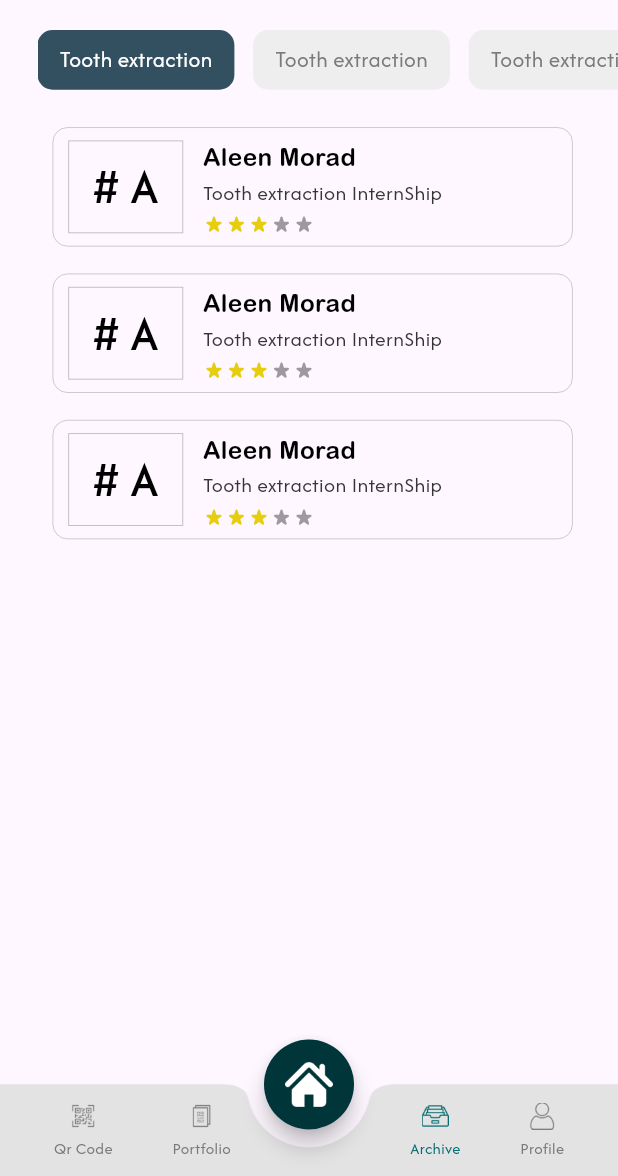
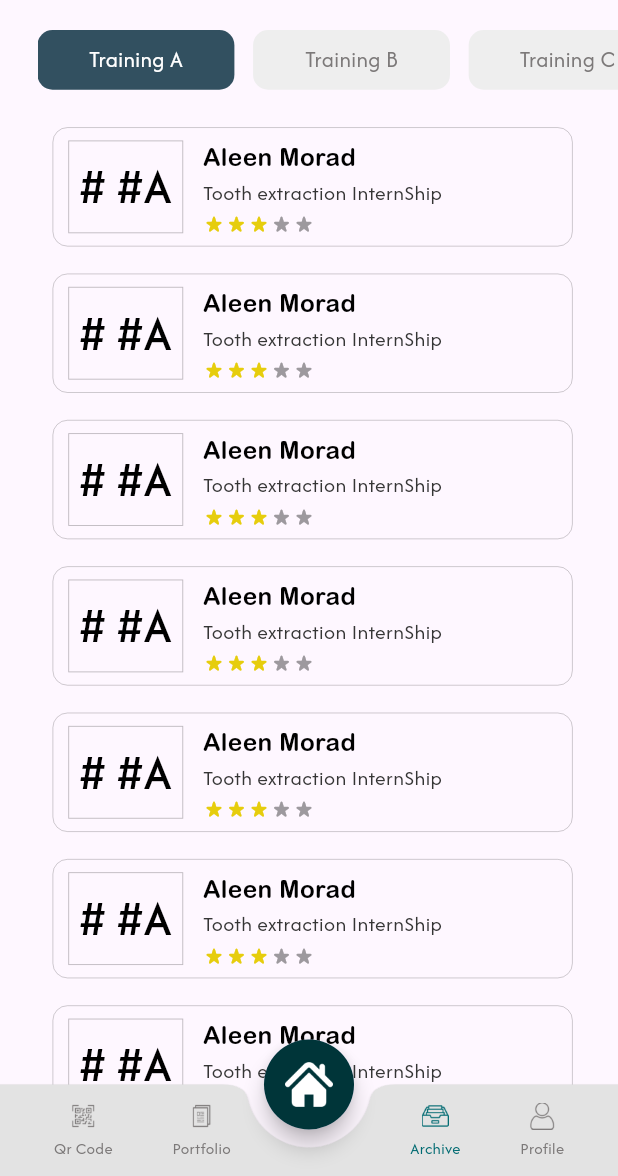
Before and after one commit to Farojeh/DenTech-Smile, a Flutter app: the screen it shows after launch, item 3 of the bottom bar chosen, on a phone screen of 412 x 824 dp, the part 60-1236 px from its top. Run offline on Flutter 3.47's test engine with Material 3 defaults, Android fonts, the light colour scheme and no system bars; drawn by our look-alikes of flutter_rating_bar; our stand-ins replace awesome_snackbar_content, bloc, device_preview, dio, flutter_bloc, get_it and 4 more.

Commit message:
Archive Page logics

```diff
--- a/lib/student/archive/controller/cubit/archive_cubit.dart
+++ b/lib/student/archive/controller/cubit/archive_cubit.dart
@@ -1,16 +1,88 @@
 import 'package:bloc/bloc.dart';
 import 'package:dentech_smile/student/archive/model/achive.dart';
+import 'package:dentech_smile/student/archive/model/internship.dart';
 import 'package:meta/meta.dart';
 
 part 'archive_state.dart';
 
 class ArchiveCubit extends Cubit<ArchiveState> {
-  ArchiveCubit() : super(ArchiveInitial()){
+  ArchiveCubit() : super(ArchiveInitial()) {
     initialArchive();
   }
-  void initialArchive(){
-    // List<Archive> archiveList = [
-    //   Archive(tag: "#A", patient: "Aleen Morad ", internship: "Tooth extraction InternShip", rate: 3)
-    // ];
+  void initialArchive() {
+    List<Archive> archiveList = [
+      Archive(
+          tag: "#A",
+          patient: "Aleen Morad ",
+          internship: "Tooth extraction InternShip",
+          rate: 3),
+      Archive(
+          tag: "#A",
+          patient: "Aleen Morad ",
+          internship: "Tooth extraction InternShip",
+          rate: 3),
+      Archive(
+          tag: "#A",
+          patient: "Aleen Morad ",
+          internship: "Tooth extraction InternShip",
+          rate: 3),
+      Archive(
+          tag: "#A",
+          patient: "Aleen Morad ",
+          internship: "Tooth extraction InternShip",
+          rate: 3),
+      Archive(
+          tag: "#A",
+          patient: "Aleen Morad ",
+          internship: "Tooth extraction InternShip",
+          rate: 3),
+      Archive(
+          tag: "#A",
+          patient: "Aleen Morad ",
+          internship: "Tooth extraction InternShip",
+          rate: 3),
+      Archive(
+          tag: "#A",
+          patient: "Aleen Morad ",
+          internship: "Tooth extraction InternShip",
+          rate: 3),
+      Archive(
+          tag: "#A",
+          patient: "Aleen Morad ",
+          internship: "Tooth extraction InternShip",
+          rate: 3)
+    ];
+
+    List<Internship> internships = [
+      Internship(
+        id: 'i1',
+        name: 'Training A',
+        archives: archiveList,
+      ),
+      Internship(
+        id: 'i2',
+        name: 'Training B',
+        archives: [],
+      ),
+      Internship(
+        id: 'i3',
+        name: 'Training C',
+        archives: archiveList,
+      ),
+    ];
+
+    List<Archive> selectArchive = internships[0].archives;
+
+    emit(ArchiveSuccess(
+        allinternships: internships, allarchives: selectArchive, select: 0));
+  }
+
+  void changeselect(int index) {
+    final currentintership = (state as ArchiveSuccess).allinternships;
+    List<Archive> selectArchive = currentintership[index].archives;
+    emit(ArchiveSuccess(
+        allarchives: selectArchive,
+        select: index,
+        allinternships: currentintership));
   }
 }
--- a/lib/student/archive/controller/cubit/archive_state.dart
+++ b/lib/student/archive/controller/cubit/archive_state.dart
@@ -5,7 +5,9 @@ sealed class ArchiveState {}
 
 final class ArchiveInitial extends ArchiveState {}
 final class ArchiveSuccess extends ArchiveState {
-  final List<Archive> archiveList ;
+  final List<Internship> allinternships ;
+  final List<Archive> allarchives ;
+  final int select ;
 
-  ArchiveSuccess({required this.archiveList});
+  ArchiveSuccess({required this.allarchives,required this.select, required this.allinternships});
 }
--- /dev/null
+++ b/lib/student/archive/model/internship.dart
@@ -0,0 +1,13 @@
+import 'package:dentech_smile/student/archive/model/achive.dart';
+
+class Internship {
+  final String id;
+  final String name;
+  final List<Archive> archives; // قائمة الأرشيفات المرتبطة
+
+  Internship({
+    required this.id,
+    required this.name,
+    required this.archives,
+  });
+}
--- a/lib/student/archive/view/archive_page.dart
+++ b/lib/student/archive/view/archive_page.dart
@@ -1,25 +1,36 @@
+import 'package:dentech_smile/student/archive/controller/cubit/archive_cubit.dart';
 import 'package:dentech_smile/student/archive/view/widget/archive_internship.dart';
 import 'package:dentech_smile/student/archive/view/widget/archive_list.dart';
 import 'package:dentech_smile/student/archive/view/widget/archive_top.dart';
 import 'package:flutter/material.dart';
+import 'package:flutter_bloc/flutter_bloc.dart';
 
 class ArchivePage extends StatelessWidget {
   const ArchivePage({super.key});
 
   @override
   Widget build(BuildContext context) {
-    return Scaffold(
-        body: SingleChildScrollView(
-      child: Container(
+    return BlocProvider<ArchiveCubit>(
+      create: (context) => ArchiveCubit(),
+      child: Scaffold(
+          body: Container(
         height: MediaQuery.of(context).size.height,
         width: MediaQuery.of(context).size.width,
-        padding: EdgeInsets.only(
-            top: MediaQuery.of(context).padding.top + 10, left: 20),
-        child: const Column(
-          mainAxisAlignment: MainAxisAlignment.start,
-          children: [ArchiveTop(), ArchiveInternship(), ArchiveList()],
+        padding: const EdgeInsets.only(left: 20),
+        child: SingleChildScrollView(
+          child: Column(
+            mainAxisAlignment: MainAxisAlignment.start,
+            children: [
+              SizedBox(
+                height: MediaQuery.of(context).padding.top + 10,
+              ),
+              const ArchiveTop(),
+              const ArchiveInternship(),
+              const ArchiveList()
+            ],
+          ),
         ),
-      ),
-    ));
+      )),
+    );
   }
 }
--- a/lib/student/archive/view/widget/archive_internship.dart
+++ b/lib/student/archive/view/widget/archive_internship.dart
@@ -1,5 +1,7 @@
 import 'package:dentech_smile/core/utils/static.dart';
+import 'package:dentech_smile/student/archive/controller/cubit/archive_cubit.dart';
 import 'package:flutter/material.dart';
+import 'package:flutter_bloc/flutter_bloc.dart';
 
 class ArchiveInternship extends StatelessWidget {
   const ArchiveInternship({super.key});
@@ -10,33 +12,45 @@ class ArchiveInternship extends StatelessWidget {
       margin: const EdgeInsets.only(top: 20, left: 5),
       height: Static.gethieght(context, 45),
       width: MediaQuery.of(context).size.width,
-      child: ListView.builder(
+      child: BlocBuilder<ArchiveCubit, ArchiveState>(
+        builder: (context, state) {
+          final cubit = context.read<ArchiveCubit>();
+          if (state is ArchiveSuccess) {
+            return ListView.builder(
                 scrollDirection: Axis.horizontal,
-          itemCount: 5,
+                itemCount: state.allinternships.length,
                 itemBuilder: (context, index) => InkWell(
                       overlayColor:
                           MaterialStatePropertyAll(Colors.white.withOpacity(0)),
-                // onTap: () => cubit.selectday(index),
+                      onTap: () => cubit.changeselect(index),
                       child: Container(
                         height: Static.gethieght(context, 45),
                         width: Static.getwieght(context, 137),
-                  margin: EdgeInsets.only(right: Static.getwieght(context, 13)),
+                        margin: EdgeInsets.only(
+                            right: Static.getwieght(context, 13)),
                         decoration: BoxDecoration(
-                      color: index == 0
+                            color:state.select==index
                                 ? const Color(0xff325060)
                                 : const Color(0xffEEEEEE),
                             borderRadius: BorderRadius.circular(10)),
                         alignment: Alignment.center,
                         child: Text(
-                    "Tooth extraction",
+                          state.allinternships[index].name,
                           style: TextStyle(
                               fontFamily: Static.afacadfont,
                               fontWeight: FontWeight.w400,
                               fontSize: Static.getwieght(context, 16),
-                        color: index == 0 ? Colors.white : Static.lightcolor2),
+                              color: state.select==index
+                                  ? Colors.white
+                                  : Static.lightcolor2),
                         ),
                       ),
-              )),
+                    ));
+          } else {
+            return Text("Somthing error");
+          }
+        },
+      ),
     );
   }
 }
--- a/lib/student/archive/view/widget/archive_list.dart
+++ b/lib/student/archive/view/widget/archive_list.dart
@@ -1,46 +1,28 @@
 import 'package:dentech_smile/core/utils/static.dart';
-import 'package:dentech_smile/student/archive/model/achive.dart';
+import 'package:dentech_smile/student/archive/controller/cubit/archive_cubit.dart';
 import 'package:flutter/material.dart';
+import 'package:flutter_bloc/flutter_bloc.dart';
 import 'package:flutter_rating_bar/flutter_rating_bar.dart';
 
-class ArchiveList extends StatefulWidget {
+class ArchiveList extends StatelessWidget {
   const ArchiveList({super.key});
 
-  @override
-  State<ArchiveList> createState() => _ArchiveListState();
-}
-
-class _ArchiveListState extends State<ArchiveList> {
-  List<Archive> archives = [
-    Archive(
-        tag: "A",
-        patient: "Aleen Morad ",
-        internship: "Tooth extraction InternShip",
-        rate: 3),
-    Archive(
-        tag: "A",
-        patient: "Aleen Morad ",
-        internship: "Tooth extraction InternShip",
-        rate: 3),
-    Archive(
-        tag: "A",
-        patient: "Aleen Morad ",
-        internship: "Tooth extraction InternShip",
-        rate: 3),
-  ];
   @override
   Widget build(BuildContext context) {
     return Padding(
       padding: const EdgeInsets.only(top: 25, left: 15),
-      child: SizedBox(
+      child: BlocBuilder<ArchiveCubit, ArchiveState>(
+        builder: (context, state) {
+          if (state is ArchiveSuccess) {
+            return SizedBox(
               width: MediaQuery.of(context).size.width,
               child: Column(
                   mainAxisAlignment: MainAxisAlignment.center,
                   crossAxisAlignment: CrossAxisAlignment.start,
-            children: archives
+                  children:state.allarchives.isNotEmpty? state.allarchives
                       .map((e) => InkWell(
-                      overlayColor:
-                          MaterialStatePropertyAll(Colors.white.withOpacity(0)),
+                            overlayColor: MaterialStatePropertyAll(
+                                Colors.white.withOpacity(0)),
                             // onTap: () => GoRouter.of(context)
                             //     .push(AppRouter.statePage, extra: {
                             //   "name": e.internship,
@@ -83,13 +65,16 @@ class _ArchiveListState extends State<ArchiveList> {
                                       left: 13, bottom: 2, top: 2),
                                   child: Column(
                                     mainAxisAlignment: MainAxisAlignment.center,
-                              crossAxisAlignment: CrossAxisAlignment.start,
+                                    crossAxisAlignment:
+                                        CrossAxisAlignment.start,
                                     children: [
                                       Text(
                                         e.patient,
                                         style: TextStyle(
-                                      fontFamily: Static.arialRoundedMTfont,
-                                      fontSize: Static.getwieght(context, 17),
+                                            fontFamily:
+                                                Static.arialRoundedMTfont,
+                                            fontSize:
+                                                Static.getwieght(context, 17),
                                             color: Colors.black),
                                       ),
                                       const SizedBox(
@@ -101,7 +86,8 @@ class _ArchiveListState extends State<ArchiveList> {
                                             fontFamily: Static.afacadfont,
                                             fontWeight: FontWeight.w400,
                                             color: Static.lightcolor,
-                                      fontSize: Static.getwieght(context, 15)),
+                                            fontSize:
+                                                Static.getwieght(context, 15)),
                                       ),
                                       const SizedBox(
                                         height: 2.5,
@@ -125,7 +111,33 @@ class _ArchiveListState extends State<ArchiveList> {
                               ]),
                             ),
                           ))
-                .toList()),
+                      .toList():[
+                        Container(
+                          margin: EdgeInsets.only(left: Static.getwieght(context, 30), right: 80 , top: 70),
+                          alignment: Alignment.center,
+                          child: Image.asset("assets/images/File searching-rafiki.png",
+                          height: 250,
+                          width: 250,
+                          fit: BoxFit.contain,
+                          ),
+                        ),
+                        Container(
+                          margin: EdgeInsets.only( left: Static.getwieght(context, 50) ),
+                          child: Text("No Emergencies In This Internship" ,
+                          textAlign: TextAlign.center,
+                           style: TextStyle(
+                            fontFamily: Static.afacadfont,
+                            fontWeight: FontWeight.w400,
+                            fontSize: Static.getwieght(context, 18),
+                            color:const Color(0xff325060)
+                          ),),
+                        )
+                      ]),
+            );
+          } else {
+            return Container();
+          }
+        },
       ),
     );
   }
```
Also changed, not shown: assets/images/File searching-rafiki.png (added). Lines whose indentation alone changed are shown as unchanged.
